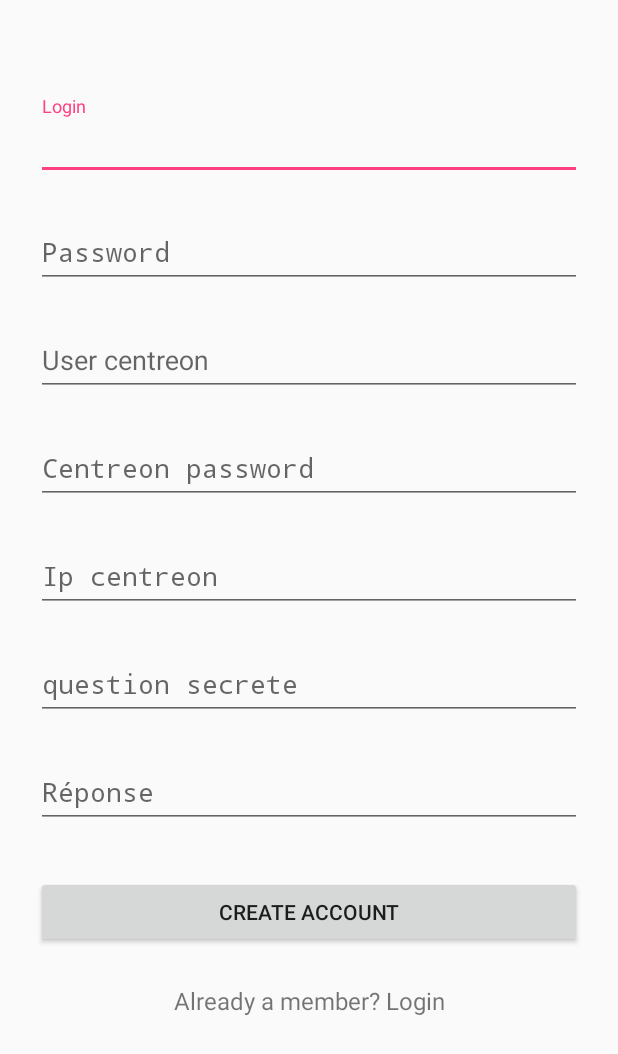
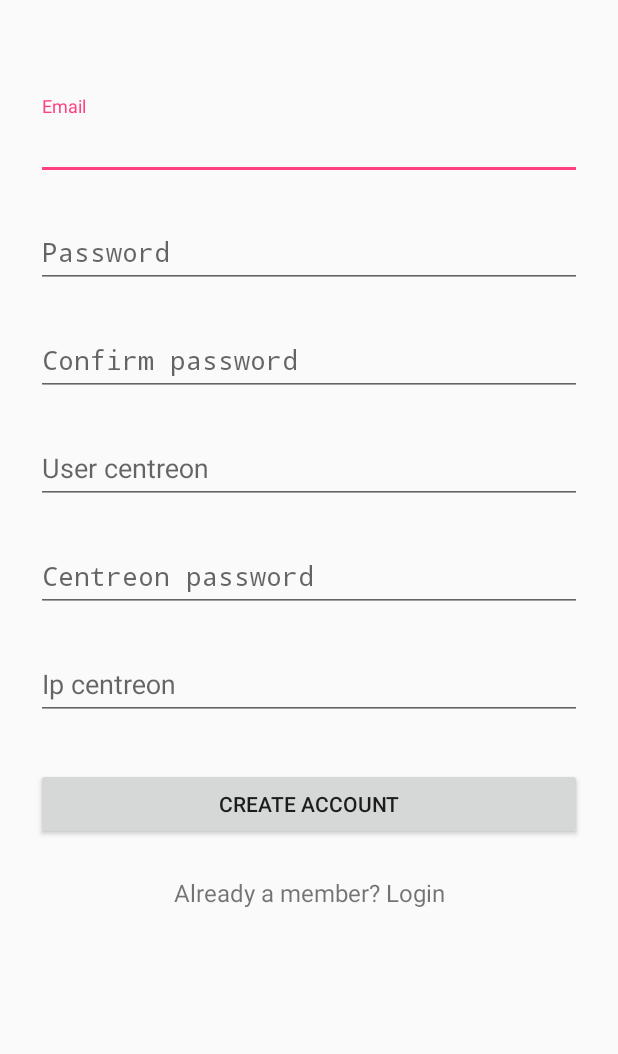
Before and after one commit to BlayckPanthers/UMTZ, an Android app: the RegisterActivity screen opened directly, with no data from a screen before it, after a tap on "CREATE ACCOUNT", on a phone screen of 412 x 824 dp. Shown: the top 1054 px of the screen. Run offline under Robolectric (Android 15) with nearby library versions, the phone set to English and light mode, and no system bars.

Commit message:
Ajout de la classe Asynctask Register et implémentation de certaines méthodes Ajout du Répertoire Tools, contenant des classes permettant la validation de champs via injection de dépendances Modification du formulaire d'inscription.

```diff
--- a/app/src/main/java/com/ingesup/docblayck/umtz/MainActivity.java
+++ b/app/src/main/java/com/ingesup/docblayck/umtz/MainActivity.java
@@ -15,7 +15,6 @@ import com.ingesup.docblayck.umtz.Tasks.AsyncTaskConnexion;
 public class MainActivity extends AppCompatActivity {
 
     private EditText edtEmail,edtPassword ;
-    private TextView txvLink;
 
     @Override
     protected void onCreate(Bundle savedInstanceState) {
@@ -24,7 +23,6 @@ public class MainActivity extends AppCompatActivity {
         setContentView(R.layout.activity_main);
         edtEmail = (EditText) findViewById(R.id.editTextMail);
         edtPassword = (EditText) findViewById(R.id.editTextPassword);
-        txvLink = (TextView) findViewById(R.id.textViewLink);
 
     }
 
--- a/app/src/main/java/com/ingesup/docblayck/umtz/RegisterActivity.java
+++ b/app/src/main/java/com/ingesup/docblayck/umtz/RegisterActivity.java
@@ -1,16 +1,42 @@
 package com.ingesup.docblayck.umtz;
 
 import android.app.Activity;
+import android.content.Context;
 import android.content.Intent;
 import android.os.Bundle;
+import android.support.design.widget.TextInputLayout;
+import android.util.Log;
 import android.view.View;
+import android.view.inputmethod.InputMethodManager;
+import android.widget.EditText;
+import android.widget.Toast;
+
+import com.ingesup.docblayck.umtz.Entities.User;
+import com.ingesup.docblayck.umtz.Tools.EmailValidator;
+import com.ingesup.docblayck.umtz.Tools.EncryptPassword;
+import com.ingesup.docblayck.umtz.Tools.IPAddressValidator;
 
 public class RegisterActivity extends Activity {
+
+    private TextInputLayout edtEmailWrapper, edtPasswordWrapper, edtConfirmPasswordWrapper,
+            edtUserCentreonWrapper, edtPasswordCentreonWrapper, edtIPCentreonWrapper;
+
+    private IPAddressValidator ipValidator;
+    private EmailValidator emailValidator;
 
     @Override
     protected void onCreate(Bundle savedInstanceState) {
         super.onCreate(savedInstanceState);
         setContentView(R.layout.register_layout);
+
+        ipValidator = new IPAddressValidator();
+        emailValidator = new EmailValidator();
+        edtEmailWrapper = (TextInputLayout) findViewById(R.id.register_edt_emailWrapper);
+        edtPasswordWrapper = (TextInputLayout) findViewById(R.id.register_edt_passwordWrapper);
+        edtConfirmPasswordWrapper = (TextInputLayout) findViewById(R.id.register_edt_confirm_passwordWrapper);
+        edtUserCentreonWrapper = (TextInputLayout) findViewById(R.id.register_edt_user_centreonWrapper);
+        edtPasswordCentreonWrapper = (TextInputLayout) findViewById(R.id.register_edt_centreon_passwordWrapper);
+        edtIPCentreonWrapper = (TextInputLayout) findViewById(R.id.register_edt_ip_centreonWrapper);
     }
 
     public void buttonAlreadyMemberClick(View view){
@@ -19,6 +45,64 @@ public class RegisterActivity extends Activity {
     }
 
     public void buttonSendFormRegister(View view){
+        hideKeyboard();
+
+        String sEmail = edtEmailWrapper.getEditText().getText().toString();
+        String sPassword = edtPasswordWrapper.getEditText().getText().toString();
+        String sConfirmPassword = edtConfirmPasswordWrapper.getEditText().getText().toString();
+        String sUserCentreon = edtUserCentreonWrapper.getEditText().getText().toString();
+        String sPasswordCentreon = edtPasswordCentreonWrapper.getEditText().getText().toString();
+        String sIPCentreon = edtIPCentreonWrapper.getEditText().getText().toString();
+
+
+
+        if(!sEmail.equals("") && !sPassword.equals("") && !sConfirmPassword.equals("")
+                && !sUserCentreon.equals("") && !sPasswordCentreon.equals("") && !sIPCentreon.equals("")){
+
+
+            if(emailValidator.validate(sEmail)){
+                edtEmailWrapper.setError(null);
+
+                if(sPassword.equals(sConfirmPassword)){
+                    edtConfirmPasswordWrapper.setError(null);
+                    sPassword = EncryptPassword.getMD5(sPassword);
+                    Log.i("VAR 1",sPassword);
+
+                    if(ipValidator.validateIpAddress(sIPCentreon)){
+                        edtIPCentreonWrapper.setError(null);
+                        Log.i("ACCEPT","Tout est OK, envois des données");
+                        User user = new User(sEmail,sPassword,sUserCentreon,sPasswordCentreon,sIPCentreon);
+                        doRegister(user);
+                    }
+                    else{
+                        edtIPCentreonWrapper.setError("Adresse IP non valide");
+                    }
+                }
+                else{
+                    edtConfirmPasswordWrapper.setError("Les mots de passes doivent être identiques");
+                }
+            }
+            else {
+                edtEmailWrapper.setError("Adresse Email non valide");
+            }
+        }
+        else {
+            Toast.makeText(getApplicationContext(),"Veuillez remplir tous les champs",Toast.LENGTH_SHORT).show();
+        }
+
+
+    }
+
+
+    private void hideKeyboard() {
+        View view = getCurrentFocus();
+        if (view != null) {
+            ((InputMethodManager) getSystemService(Context.INPUT_METHOD_SERVICE)).
+                    hideSoftInputFromWindow(view.getWindowToken(), InputMethodManager.HIDE_NOT_ALWAYS);
+        }
+    }
+
+    private void doRegister(User u){
 
     }
 }
--- /dev/null
+++ b/app/src/main/java/com/ingesup/docblayck/umtz/Tools/EmailValidator.java
@@ -0,0 +1,30 @@
+package com.ingesup.docblayck.umtz.Tools;
+
+import java.util.regex.Matcher;
+import java.util.regex.Pattern;
+
+/**
+ * Created by fabienlebon on 21/02/2018.
+ */
+
+public class EmailValidator {
+
+    private Pattern pattern;
+    private Matcher matcher;
+
+    private static final String EMAIL_PATTERN =
+            "^[_A-Za-z0-9-\\+]+(\\.[_A-Za-z0-9-]+)*@"
+                    + "[A-Za-z0-9-]+(\\.[A-Za-z0-9]+)*(\\.[A-Za-z]{2,})$";
+
+    public EmailValidator() {
+        pattern = Pattern.compile(EMAIL_PATTERN);
+    }
+
+    public boolean validate(String hex) {
+
+        matcher = pattern.matcher(hex);
+        return matcher.matches();
+
+    }
+
+}
--- /dev/null
+++ b/app/src/main/java/com/ingesup/docblayck/umtz/Tools/IPAddressValidator.java
@@ -0,0 +1,29 @@
+package com.ingesup.docblayck.umtz.Tools;
+
+import java.util.regex.Matcher;
+import java.util.regex.Pattern;
+
+/**
+ * Created by fabienlebon on 21/02/2018.
+ */
+
+public class IPAddressValidator {
+
+    private Pattern pattern;
+    private Matcher matcher;
+
+    private static final String IPADDRESS_PATTERN =
+            "^([01]?\\d\\d?|2[0-4]\\d|25[0-5])\\." +
+                    "([01]?\\d\\d?|2[0-4]\\d|25[0-5])\\." +
+                    "([01]?\\d\\d?|2[0-4]\\d|25[0-5])\\." +
+                    "([01]?\\d\\d?|2[0-4]\\d|25[0-5])$";
+
+    public IPAddressValidator() {
+        pattern = Pattern.compile(IPADDRESS_PATTERN);
+    }
+
+    public boolean validateIpAddress(String ip){
+        matcher = pattern.matcher(ip);
+        return matcher.matches();
+    }
+}
--- a/app/src/main/res/layout/register_layout.xml
+++ b/app/src/main/res/layout/register_layout.xml
@@ -22,36 +22,58 @@
 
         <!--  login Label -->
         <android.support.design.widget.TextInputLayout
+            android:id="@+id/register_edt_emailWrapper"
             android:layout_width="match_parent"
             android:layout_height="wrap_content"
             android:layout_marginTop="8dp"
             android:layout_marginBottom="8dp">
-            <EditText android:id="@+id/input_login"
+            <EditText
+                android:id="@+id/register_edt_email"
                 android:layout_width="match_parent"
                 android:layout_height="wrap_content"
                 android:inputType="textCapWords"
-                android:hint="Login" />
+                android:hint="Email" />
         </android.support.design.widget.TextInputLayout>
 
         <!-- Password Label -->
         <android.support.design.widget.TextInputLayout
+            android:id="@+id/register_edt_passwordWrapper"
             android:layout_width="match_parent"
             android:layout_height="wrap_content"
             android:layout_marginTop="8dp"
             android:layout_marginBottom="8dp">
-            <EditText android:id="@+id/input_password"
+            <EditText
+                android:id="@+id/register_edt_password"
                 android:layout_width="match_parent"
                 android:layout_height="wrap_content"
                 android:inputType="textPassword"
                 android:hint="Password"/>
         </android.support.design.widget.TextInputLayout>
-        <!--  Centreon Label -->
+
+        <!-- ConfirmPassword Label -->
         <android.support.design.widget.TextInputLayout
+            android:id="@+id/register_edt_confirm_passwordWrapper"
             android:layout_width="match_parent"
             android:layout_height="wrap_content"
             android:layout_marginTop="8dp"
             android:layout_marginBottom="8dp">
-            <EditText android:id="@+id/input_user_centreon"
+            <EditText
+                android:id="@+id/register_edt_confirm_password"
+                android:layout_width="match_parent"
+                android:layout_height="wrap_content"
+                android:inputType="textPassword"
+                android:hint="Confirm password"/>
+        </android.support.design.widget.TextInputLayout>
+
+        <!--  Centreon Label -->
+        <android.support.design.widget.TextInputLayout
+            android:id="@+id/register_edt_user_centreonWrapper"
+            android:layout_width="match_parent"
+            android:layout_height="wrap_content"
+            android:layout_marginTop="8dp"
+            android:layout_marginBottom="8dp">
+            <EditText
+                android:id="@+id/register_edt_user_centreon"
                 android:layout_width="match_parent"
                 android:layout_height="wrap_content"
                 android:inputType="textCapWords"
@@ -60,11 +82,13 @@
 
         <!-- Centreon password Label -->
         <android.support.design.widget.TextInputLayout
+            android:id="@+id/register_edt_centreon_passwordWrapper"
             android:layout_width="match_parent"
             android:layout_height="wrap_content"
             android:layout_marginTop="8dp"
             android:layout_marginBottom="8dp">
-            <EditText android:id="@+id/input_centreon_password"
+            <EditText
+                android:id="@+id/register_edt_centreon_password"
                 android:layout_width="match_parent"
                 android:layout_height="wrap_content"
                 android:inputType="textPassword"
@@ -73,41 +97,21 @@
 
         <!-- Ip Centreon Label -->
         <android.support.design.widget.TextInputLayout
+            android:id="@+id/register_edt_ip_centreonWrapper"
             android:layout_width="match_parent"
             android:layout_height="wrap_content"
             android:layout_marginTop="8dp"
             android:layout_marginBottom="8dp">
-            <EditText android:id="@+id/input_ip_centreon"
+            <EditText
+                android:id="@+id/register_edt_ip_centreon"
                 android:layout_width="match_parent"
                 android:layout_height="wrap_content"
-                android:inputType="textPassword"
+                android:inputType="text"
+                android:maxLength="16"
                 android:hint="Ip centreon"/>
         </android.support.design.widget.TextInputLayout>
 
-        <!-- Question secrete Label -->
-        <android.support.design.widget.TextInputLayout
-            android:layout_width="match_parent"
-            android:layout_height="wrap_content"
-            android:layout_marginTop="8dp"
-            android:layout_marginBottom="8dp">
-            <EditText android:id="@+id/input_secret_question"
-                android:layout_width="match_parent"
-                android:layout_height="wrap_content"
-                android:inputType="textPassword"
-                android:hint="question secrete"/>
-        </android.support.design.widget.TextInputLayout>
-        <!-- reponse Label -->
-        <android.support.design.widget.TextInputLayout
-            android:layout_width="match_parent"
-            android:layout_height="wrap_content"
-            android:layout_marginTop="8dp"
-            android:layout_marginBottom="8dp">
-            <EditText android:id="@+id/input_response"
-                android:layout_width="match_parent"
-                android:layout_height="wrap_content"
-                android:inputType="textPassword"
-                android:hint="Réponse"/>
-        </android.support.design.widget.TextInputLayout>
+
 
     <!-- Signup Button -->
         <android.support.v7.widget.AppCompatButton
```
Also changed, not shown: app/build.gradle (+6 -2 lines), app/src/main/java/com/ingesup/docblayck/umtz/Entities/User.java (+55 -6 lines), app/src/main/java/com/ingesup/docblayck/umtz/Tasks/AsyncTaskRegister.java (+68 -0 lines), app/src/main/java/com/ingesup/docblayck/umtz/Tools/EncryptPassword.java (added, +28 -0 lines).
